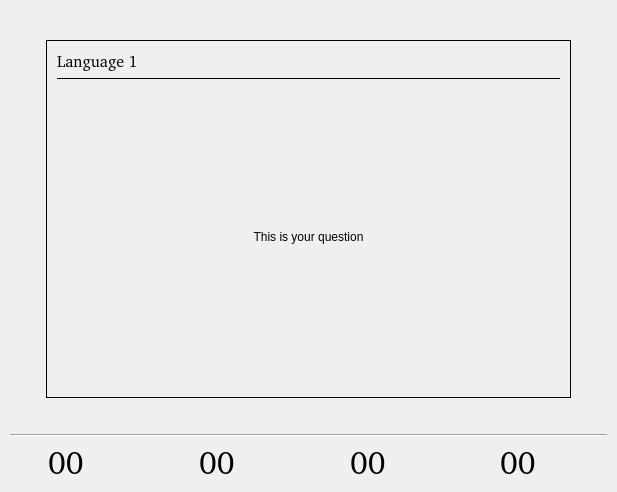
Qt form src/flashviewbase.ui (KDE/kwordquiz) before a commit.
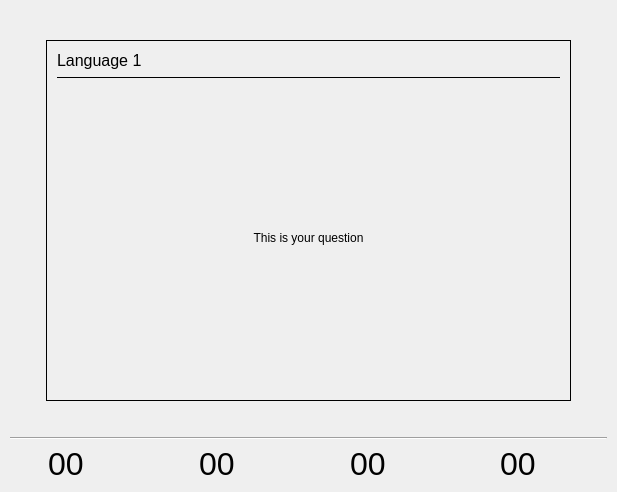
The same form after that commit. Icons and pictures are not drawn.

Commit message: Apply colors correctly to the flashcard.

```diff
--- a/src/flashviewbase.ui
+++ b/src/flashviewbase.ui
@@ -80,6 +80,9 @@
      <property name="toolTip" >
       <string>The flashcard</string>
      </property>
+     <property name="autoFillBackground" >
+      <bool>true</bool>
+     </property>
      <property name="frameShape" >
       <enum>QFrame::Box</enum>
      </property>
@@ -105,7 +108,6 @@
         </property>
         <property name="font" >
          <font>
-          <family></family>
           <pointsize>12</pointsize>
           <weight>50</weight>
           <italic>false</italic>
@@ -129,17 +131,9 @@
        </widget>
       </item>
       <item>
-       <widget class="Line" name="linFlash" >
-        <property name="sizePolicy" >
-         <sizepolicy>
-          <hsizetype>1</hsizetype>
-          <vsizetype>0</vsizetype>
-          <horstretch>0</horstretch>
-          <verstretch>0</verstretch>
-         </sizepolicy>
-        </property>
-        <property name="toolTip" >
-         <string>The flashcard</string>
+       <widget class="QFrame" name="linFlash" >
+        <property name="autoFillBackground" >
+         <bool>true</bool>
         </property>
         <property name="frameShape" >
          <enum>QFrame::HLine</enum>
@@ -147,9 +141,6 @@
         <property name="frameShadow" >
          <enum>QFrame::Plain</enum>
         </property>
-        <property name="orientation" >
-         <enum>Qt::Horizontal</enum>
-        </property>
        </widget>
       </item>
       <item>
@@ -242,7 +233,6 @@
          </property>
          <property name="font" >
           <font>
-           <family></family>
            <pointsize>24</pointsize>
            <weight>50</weight>
            <italic>false</italic>
@@ -307,7 +297,6 @@
          </property>
          <property name="font" >
           <font>
-           <family></family>
            <pointsize>24</pointsize>
            <weight>50</weight>
            <italic>false</italic>
@@ -402,7 +391,6 @@
          </property>
          <property name="font" >
           <font>
-           <family></family>
            <pointsize>24</pointsize>
            <weight>50</weight>
            <italic>false</italic>
@@ -467,7 +455,6 @@
          </property>
          <property name="font" >
           <font>
-           <family></family>
            <pointsize>24</pointsize>
            <weight>50</weight>
            <italic>false</italic>
```
Left out of the diff: 2 changed lines with no effect on the pictures.
